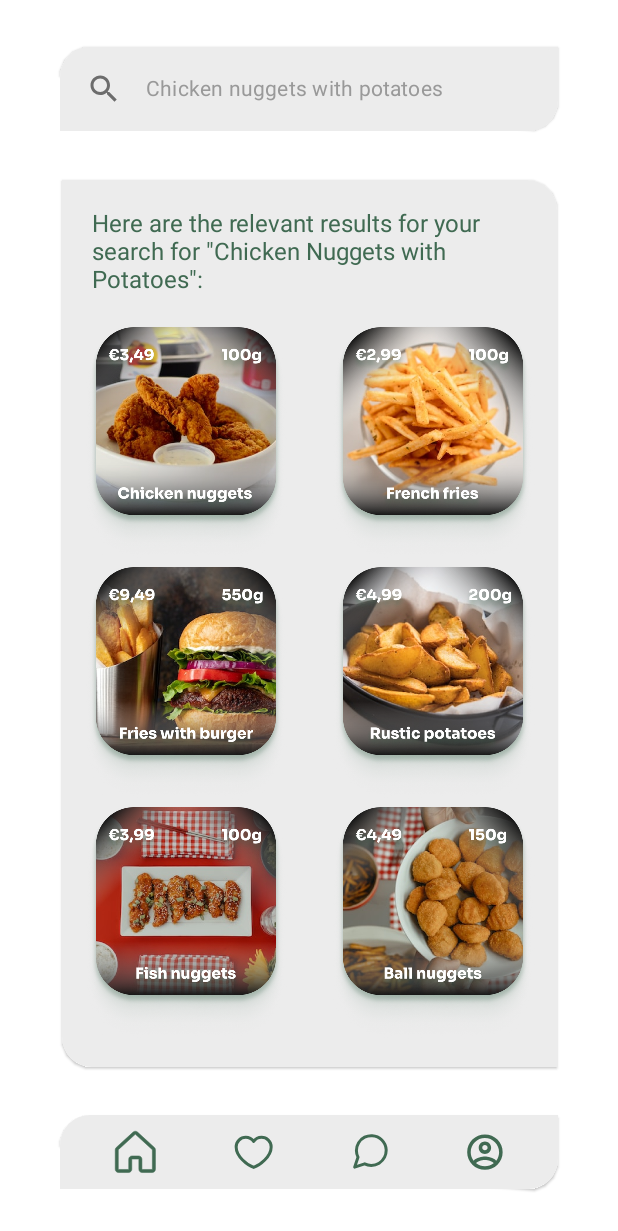
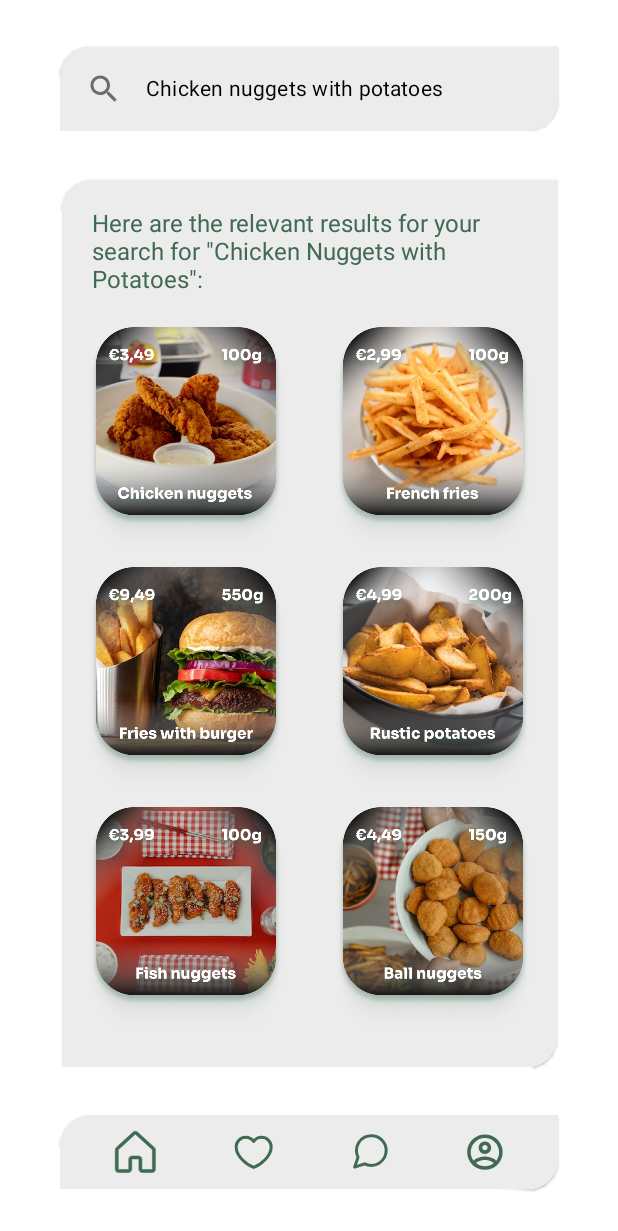
Before and after one commit to hatem185/food-ui-compose, an Android app built with Jetpack Compose: the screen it shows after launch (MainActivity), on a phone screen of 412 x 824 dp. Shown: the top 1231 px of the screen. Run offline under Robolectric (Android 15) with nearby library versions, the phone set to English and light mode, and no system bars.

Commit message:
change text field color

```diff
--- a/app/src/main/java/com/example/foodscreen/MainActivity.kt
+++ b/app/src/main/java/com/example/foodscreen/MainActivity.kt
@@ -10,12 +10,11 @@ import androidx.compose.foundation.background
 import androidx.compose.foundation.layout.*
 
 import androidx.compose.foundation.shape.RoundedCornerShape
+import androidx.compose.foundation.text.BasicTextField
 import androidx.compose.material.*
 import androidx.compose.material.icons.Icons
 import androidx.compose.material.icons.filled.Search
-import androidx.compose.runtime.Composable
-import androidx.compose.runtime.mutableStateOf
-import androidx.compose.runtime.remember
+import androidx.compose.runtime.*
 import androidx.compose.ui.Alignment
 import androidx.compose.ui.Modifier
 import androidx.compose.ui.graphics.Color
@@ -61,32 +60,30 @@ fun FoodScreen() {
     }
 }
 
+val circularCornerRadius = RoundedCornerShape(20.dp, 0.dp, 20.dp, 0.dp)
+const val mainColor = 0xFF406A52
+
 @Composable
 fun SearchBar() {
     Card(
-        shape = RoundedCornerShape(20.dp, 0.dp, 20.dp, 0.dp),
+        shape = circularCornerRadius,
+        modifier = Modifier.width(332.dp),
+        backgroundColor = Color(0xFFECECEC)
     ) {
-        Row(
-            Modifier
-                .background(Color(0xFFECECEC))
-                .width(332.dp),
-            verticalAlignment = Alignment.CenterVertically,
 
-            ) {
-            val text = remember { mutableStateOf(TextFieldValue("")) }
+        var text by remember { mutableStateOf(TextFieldValue("")) }
         TextField(
             leadingIcon = {
-                    Icon(
-                        imageVector = Icons.Default.Search,
-                        contentDescription = "emailIcon"
-                    )
+                Icon(imageVector = Icons.Default.Search, contentDescription = "Search")
             },
-                value = text.value,
-                onValueChange = { text.value = it },
+            value = text,
+            onValueChange = { text = it },
             colors = TextFieldDefaults.textFieldColors(
                 backgroundColor = Color(0xFFECECEC),
                 focusedIndicatorColor = Color.Transparent,
-                    unfocusedIndicatorColor = Color.Transparent, cursorColor = Color(0xFF406A52)
+                unfocusedIndicatorColor = Color.Transparent,
+                cursorColor = Color(mainColor),
+
             ),
             modifier = Modifier
                 .fillMaxWidth()
@@ -96,19 +93,16 @@ fun SearchBar() {
                 Text(
                     "Chicken nuggets with potatoes",
                     fontSize = 14.sp,
-                        color = Color(0xFF999999)
+                    color = Color(0xFF000000)
                 )
-                }
+            },
         )
-
-
-        }
     }
 }
 
 @Composable
 fun MainContent() {
-    Card(shape = RoundedCornerShape(0.dp, 20.dp, 0.dp, 20.dp)) {
+    Card(shape = circularCornerRadius) {
         Column(
             Modifier
                 .background(Color(0xFFECECEC))
@@ -119,7 +113,7 @@ fun MainContent() {
             Text(
                 text = "Here are the relevant results for your search for \"Chicken Nuggets with Potatoes\":",
                 fontSize = 16.sp,
-                color = Color(0xFF406A52),
+                color = Color(mainColor),
                 modifier = Modifier
                     .fillMaxWidth()
                     .padding(20.dp)
@@ -159,7 +153,7 @@ fun MainContent() {
 
 @Composable
 fun NavBottomBar() {
-    Card(shape = RoundedCornerShape(20.dp, 0.dp, 20.dp, 0.dp)) {
+    Card(shape = circularCornerRadius) {
         Row(
             modifier = Modifier
                 .background(Color(0xFFECECEC))
```
Lines whose indentation alone changed are shown as unchanged.
